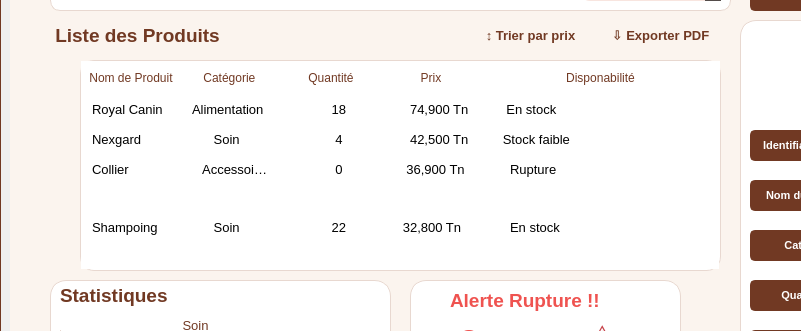
Before: the Qt Designer form mainwindow.ui in Maram797/ProjetCpp, drawn with Qt 5; both pictures show x 200 to 1001 and y 160 to 491 of the 1300 by 750 pixel window.
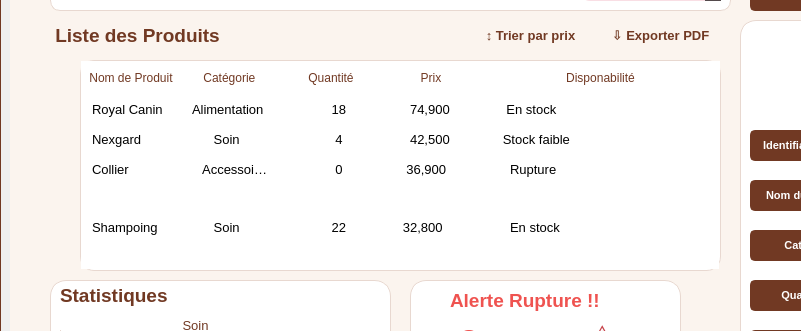
After: the same form once the commit is applied. Icons and pictures are not drawn.

Commit message: Interface produit

What changed in the file:
```diff
--- a/mainwindow.ui
+++ b/mainwindow.ui
@@ -325,7 +325,7 @@
       </rect>
      </property>
      <property name="styleSheet">
-      <string notr="true">background-color: #F8E5DF;
+      <string notr="true">background-color: #F9DEE4;
 color: black;
 border: none;
 border-radius: 10px;
@@ -490,7 +490,7 @@
      </item>
      <item row="0" column="3">
       <property name="text">
-       <string>     74,900 Tn</string>
+       <string>     74,900 </string>
       </property>
      </item>
      <item row="0" column="4">
@@ -515,7 +515,7 @@
      </item>
      <item row="1" column="3">
       <property name="text">
-       <string>     42,500 Tn</string>
+       <string>     42,500 </string>
       </property>
      </item>
      <item row="1" column="4">
@@ -540,7 +540,7 @@
      </item>
      <item row="2" column="3">
       <property name="text">
-       <string>    36,900 Tn</string>
+       <string>    36,900 </string>
       </property>
      </item>
      <item row="2" column="4">
@@ -565,7 +565,7 @@
      </item>
      <item row="3" column="3">
       <property name="text">
-       <string>   32,800 Tn </string>
+       <string>   32,800 </string>
       </property>
      </item>
      <item row="3" column="4">
@@ -1129,7 +1129,7 @@
        <string>Alimentation</string>
       </property>
      </widget>
-     <widget class="QLabel" name="label_10">
+     <widget class="QLabel" name="produitdisponible">
       <property name="geometry">
        <rect>
         <x>40</x>
```
The commit also changes 2 other files.
